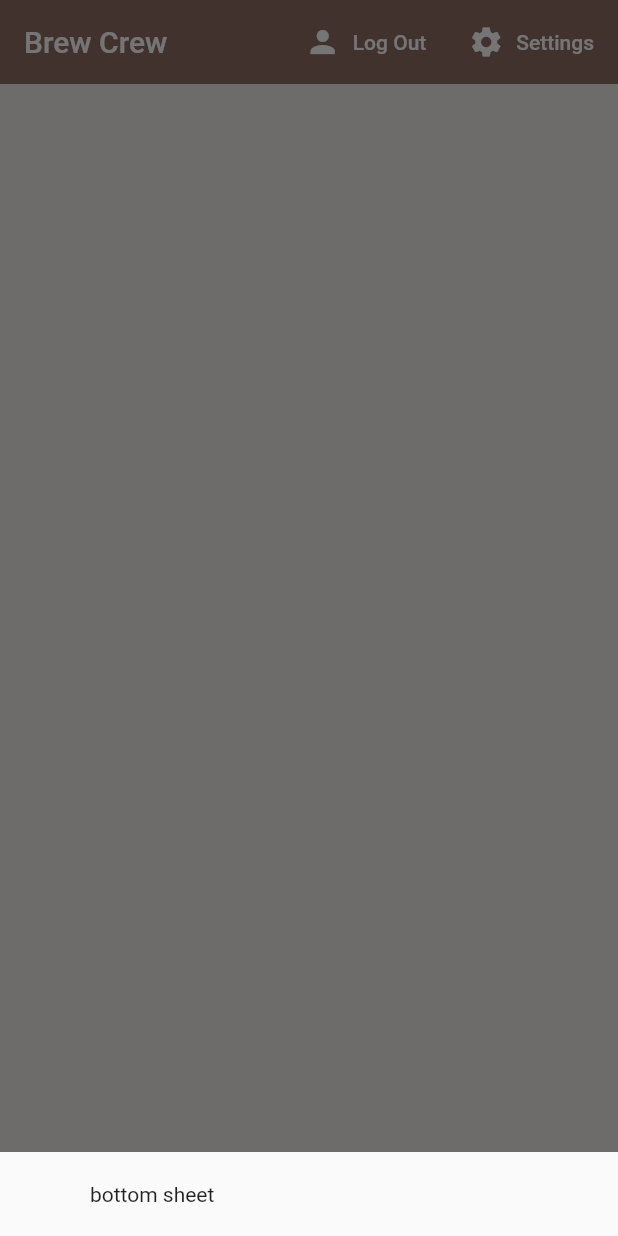
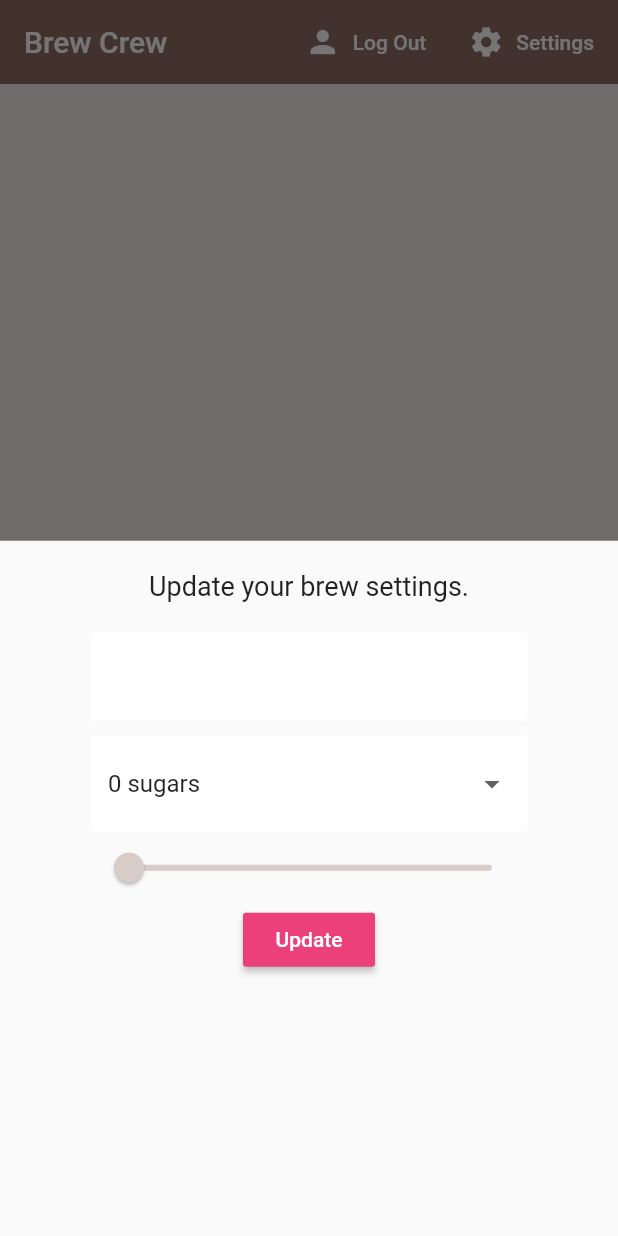
Before and after one commit to MikolajM1/brew_crew, a Flutter app: the screen it shows once a user with an empty profile is signed in, after a tap on "Settings", on a phone screen of 412 x 824 dp. Run offline on Flutter 3.47's test engine with Material 2 defaults, Android fonts, the phone set to English and light mode, and no system bars; our stand-ins replace cloud_firestore, firebase_auth, flutter_spinkit; accounts and stored records are empty.

Commit message:
Added bottom sheet for updating user data

```diff
--- a/lib/screens/home/home.dart
+++ b/lib/screens/home/home.dart
@@ -1,4 +1,5 @@
 import 'package:brew_crew/screens/home/brew_list.dart';
+import 'package:brew_crew/screens/home/settings_form.dart';
 import 'package:brew_crew/services/auth.dart';
 import 'package:cloud_firestore/cloud_firestore.dart';
 import 'package:flutter/material.dart';
@@ -18,7 +19,7 @@ class Home extends StatelessWidget {
           builder: (context) {
             return Container(
               padding: EdgeInsets.symmetric(vertical: 20.0, horizontal: 60.0),
-              child: Text('bottom sheet'),
+              child: SettingsForm(),
             );
           });
     }
--- a/lib/screens/home/settings_form.dart
+++ b/lib/screens/home/settings_form.dart
@@ -0,0 +1,77 @@
+import 'package:flutter/material.dart';
+import 'package:brew_crew/shared/constants.dart';
+
+class SettingsForm extends StatefulWidget {
+  @override
+  _SettingsFormState createState() => _SettingsFormState();
+}
+
+class _SettingsFormState extends State<SettingsForm> {
+  final _formKey = GlobalKey<FormState>();
+  final List<String> sugars = ['0', '1', '2', '3', '4'];
+
+  // form values
+  String _currentName;
+  String _currentSugars;
+  int _currentStrength;
+
+  @override
+  Widget build(BuildContext context) {
+    return Form(
+      key: _formKey,
+      child: Column(
+        children: [
+          Text(
+            'Update your brew settings.',
+            style: TextStyle(fontSize: 18.0),
+          ),
+          SizedBox(height: 20.0),
+          TextFormField(
+            decoration: textInputDecoration,
+            validator: (val) => val.isEmpty ? 'Please enter a name' : null,
+            onChanged: (val) => setState(() => _currentName = val),
+          ),
+          SizedBox(height: 10.0),
+          //dropdown
+          DropdownButtonFormField(
+            decoration: textInputDecoration,
+            value: _currentSugars ?? '0',
+            items: sugars.map((sugar) {
+              return DropdownMenuItem(
+                value: sugar,
+                child: Text('$sugar sugars'),
+              );
+            }).toList(),
+            onChanged: (val) => setState(() => _currentSugars = val),
+          ),
+          //slider
+          Slider(
+            value: (_currentStrength ?? 100).toDouble(),
+            activeColor: Colors.brown[_currentStrength ?? 100],
+            inactiveColor: Colors.brown[_currentStrength ?? 100],
+            min: 100,
+            max: 900,
+            divisions: 8,
+            onChanged: (val){
+              setState(() {
+                _currentStrength = val.round();
+              });
+            },
+          ),
+          //button
+          RaisedButton(
+              color: Colors.pink[400],
+              child: Text(
+                'Update',
+                style: TextStyle(color: Colors.white),
+              ),
+              onPressed: () async {
+                print(_currentName);
+                print(_currentSugars);
+                print(_currentStrength);
+              }),
+        ],
+      ),
+    );
+  }
+}
```
